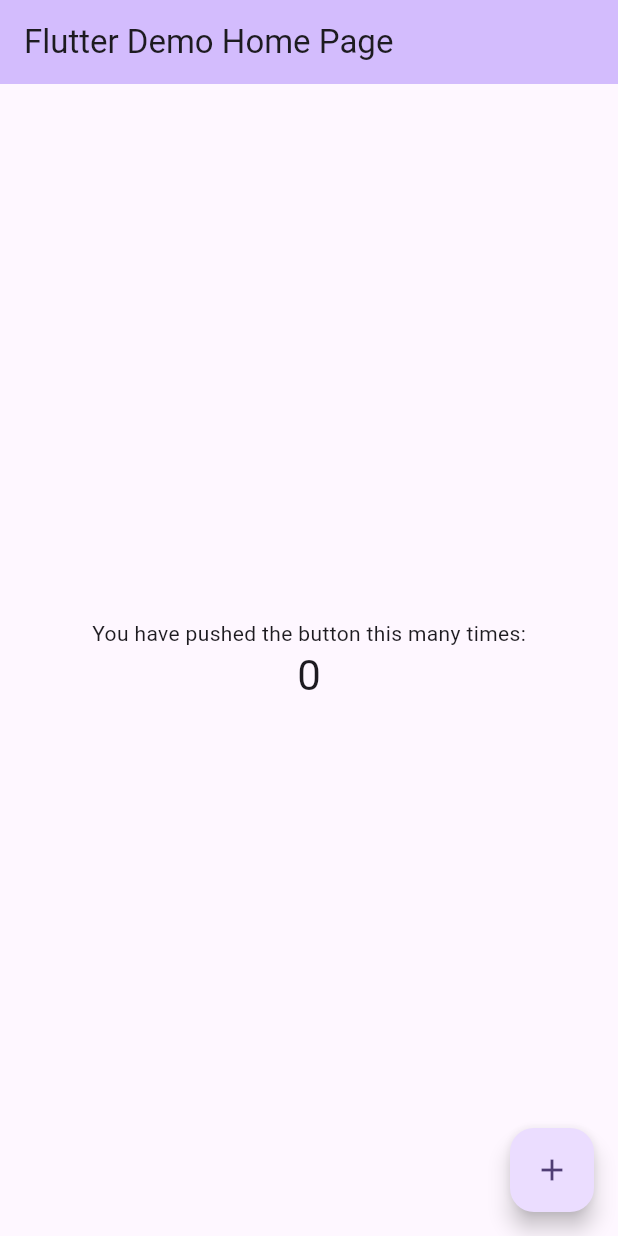
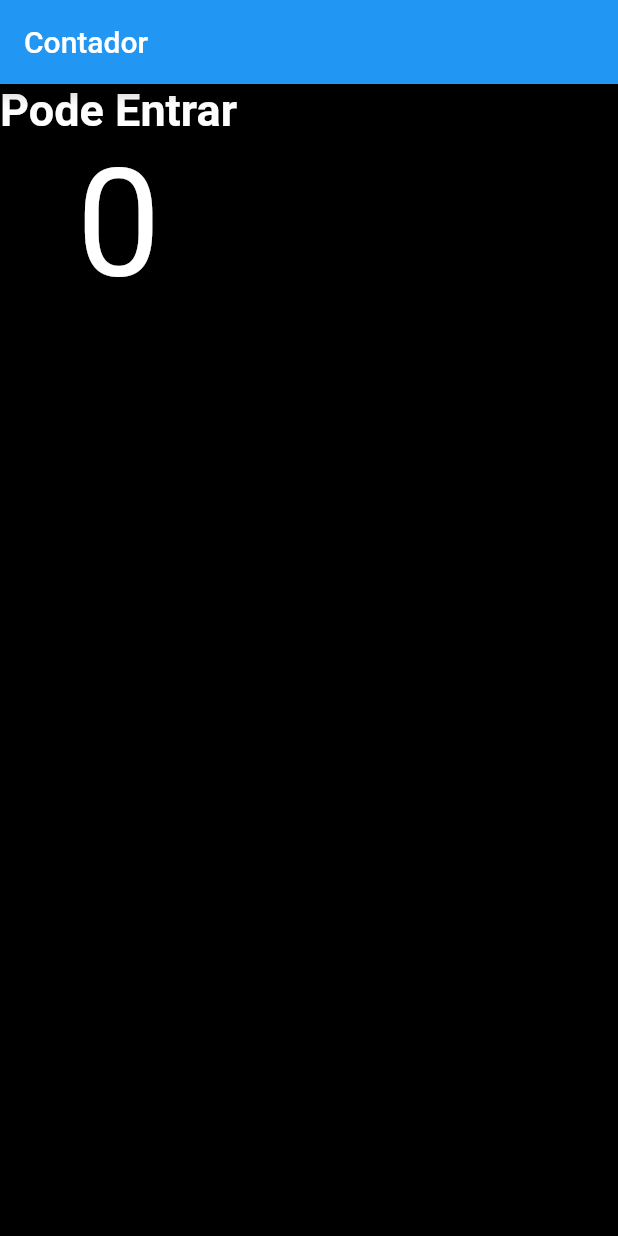
Before and after one commit to thaispaes/Curso-Flutter, a Flutter app: the screen it shows after launch, on a phone screen of 412 x 824 dp. Run offline on Flutter 3.47's test engine with Material 2 defaults, Android fonts, the phone set to English and light mode, and no system bars.

Commit message:
Feat: criando a coluna

```diff
--- a/lib/main.dart
+++ b/lib/main.dart
@@ -1,69 +1,52 @@
 import 'package:flutter/material.dart';
 
-void main() {
-  runApp(const MyApp()); // Chama o Main do App
-}
+void main() => runApp(const MyApp());
 
+/// Main application widget
 class MyApp extends StatelessWidget {
-  const MyApp({super.key});
+  const MyApp({Key? key}) : super(key: key);
 
-  // This widget is the root of your application.
+  static const String _title = 'Contador';
+
   @override
   Widget build(BuildContext context) {
     return MaterialApp(
-      title: 'Flutter Demo',
-      theme: ThemeData(
-        colorScheme: ColorScheme.fromSeed(seedColor: Colors.deepPurple),
-        useMaterial3: true,
+      title: _title,
+      home: Scaffold(
+        appBar: AppBar(title: const Text(_title)),
+        body: const HomePage(),
       ),
-      home: const MyHomePage(title: 'Flutter Demo Home Page'), //Chamando a outra classe
     );
   }
 }
 
-class MyHomePage extends StatefulWidget {
-  const MyHomePage({super.key, required this.title});
-  final String title;
-
-  @override
-  State<MyHomePage> createState() => _MyHomePageState(); //Chamando a outra classe abaixo
-}
-
-class _MyHomePageState extends State<MyHomePage> {
-  int _counter = 0;
-
-  void _incrementCounter() {
-    setState(() {
-      _counter++;
-    });
-  }
+/// Creating my column
+class HomePage extends StatelessWidget {
+  const HomePage({Key ? key}) : super(key: key);
 
   @override
   Widget build(BuildContext context) {
-    return Scaffold(
-      appBar: AppBar(
-        backgroundColor: Theme.of(context).colorScheme.inversePrimary,
-        title: Text(widget.title),
-      ),
-      body: Center(
-        child: Column(
-          mainAxisAlignment: MainAxisAlignment.center,
-          children: <Widget>[
-            const Text(
-              'You have pushed the button this many times:',
-            ),
-            Text(
-              '$_counter',
-              style: Theme.of(context).textTheme.headlineMedium,
-            ),
-          ],
-        ),
-      ),
-      floatingActionButton: FloatingActionButton(
-        onPressed: _incrementCounter,
-        tooltip: 'Increment',
-        child: const Icon(Icons.add),
-      ),
+    return const Scaffold(
+        backgroundColor: Colors.black,
+        body: Column(
+            children: [
+                Text(
+                  'Pode Entrar',
+                  style: TextStyle(
+                      fontSize: 30,
+                      color: Colors.white,
+                      fontWeight: FontWeight.w700,
+                  ),
+                ),
+                Text(
+                    '0',
+                  style: TextStyle(
+                    fontSize: 100,
+                    color: Colors.white,
+                  ),
+                )
+            ],
+        )
     );
   }
 }
```
